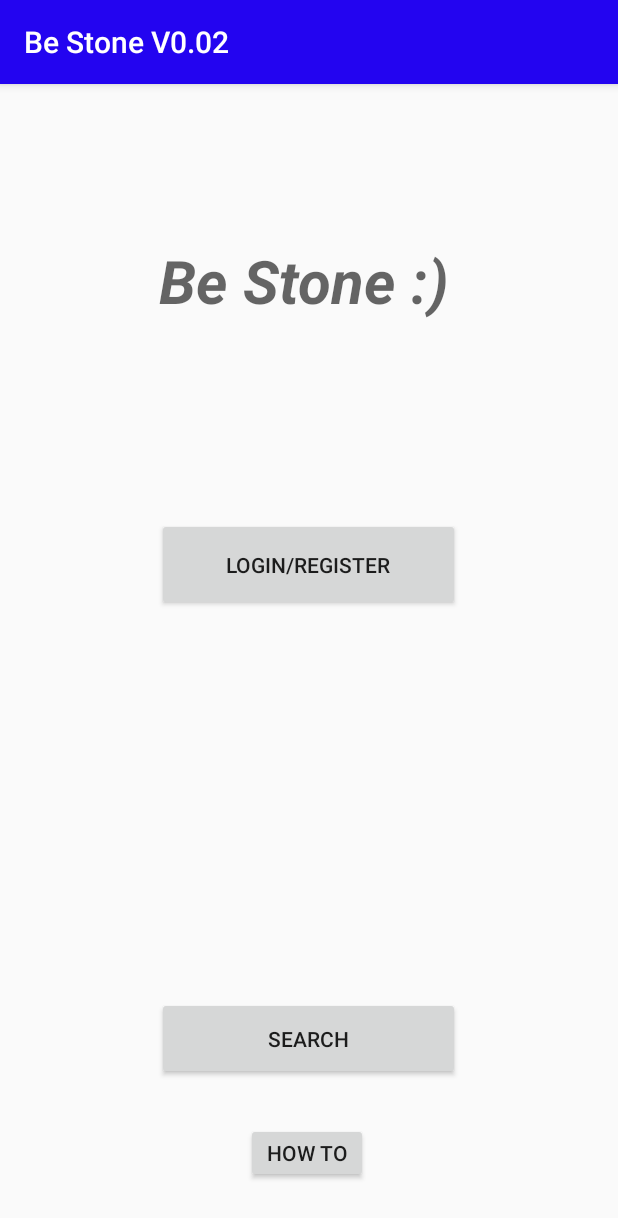
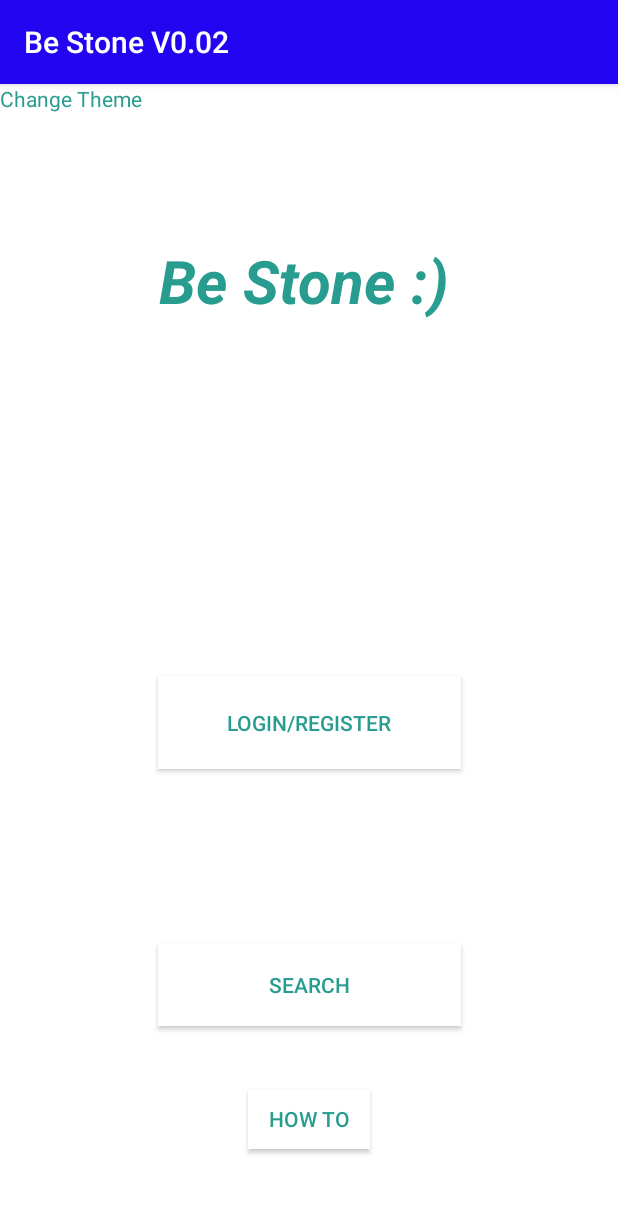
Before and after one commit to jonnybowen/BeStoneAlpha, an Android app: the screen it shows after launch (MainActivity), on a phone screen of 412 x 824 dp. Shown: the top 1218 px of the screen. Run offline under Robolectric (Android 15) with nearby library versions, the phone set to English and light mode, and no system bars; Roboto replaces fonts that are not available here.

Commit message:
Theme Select

```diff
--- a/app/src/main/java/com/example/bestonealpha/MainActivity.java
+++ b/app/src/main/java/com/example/bestonealpha/MainActivity.java
@@ -1,6 +1,7 @@
 package com.example.bestonealpha;
 
 import androidx.appcompat.app.AppCompatActivity;
+import androidx.appcompat.app.AppCompatDelegate;
 
 import android.view.Gravity;
 import android.view.LayoutInflater;
@@ -12,13 +13,37 @@ import android.content.Intent;
 import android.os.Bundle;
 import android.widget.LinearLayout;
 import android.widget.PopupWindow;
+import android.widget.TextView;
 
 public class MainActivity extends AppCompatActivity {
 
     @Override
     protected void onCreate(Bundle savedInstanceState) {
         super.onCreate(savedInstanceState);
+        if (AppCompatDelegate.getDefaultNightMode() == AppCompatDelegate.MODE_NIGHT_YES) {
+            setTheme(R.style.AppDarkTheme);
+        } else {
+            setTheme(R.style.AppLightTheme);
+        }
+
         setContentView(R.layout.activity_main);
+        setContentView(R.layout.activity_main);
+
+        TextView changeTheme = findViewById(R.id.changeTheme);
+        changeTheme.setOnClickListener(new View.OnClickListener() {
+            @Override
+            public void onClick(View v) {
+
+                if (AppCompatDelegate.getDefaultNightMode() == AppCompatDelegate.MODE_NIGHT_YES) {
+                    AppCompatDelegate.setDefaultNightMode(AppCompatDelegate.MODE_NIGHT_NO);
+                } else {
+                    AppCompatDelegate.setDefaultNightMode(AppCompatDelegate.MODE_NIGHT_YES);
+                }
+
+                finish();
+                startActivity(new Intent(MainActivity.this, MainActivity.this.getClass()));
+            }
+        });
 
         Button loginButton = findViewById(R.id.loginButton);
         loginButton.setOnClickListener(new View.OnClickListener() {
--- a/app/src/main/res/layout/activity_main.xml
+++ b/app/src/main/res/layout/activity_main.xml
@@ -4,6 +4,7 @@
     xmlns:tools="http://schemas.android.com/tools"
     android:layout_width="match_parent"
     android:layout_height="match_parent"
+    android:background="?attr/bgColor"
     tools:context=".MainActivity">
 
     <TextView
@@ -11,10 +12,13 @@
         android:layout_width="199dp"
         android:layout_height="73dp"
         android:layout_marginTop="104dp"
+        android:background="?attr/bgColor"
         android:text="Be Stone :)"
         android:textAppearance="@style/TextAppearance.AppCompat.Medium"
+        android:textColor="?attr/textColor"
         android:textSize="40sp"
         android:textStyle="bold|italic"
+        app:drawableTint="?attr/bgColor"
         app:fontFamily="@font/shadows_into_light"
         app:layout_constraintEnd_toEndOf="parent"
         app:layout_constraintHorizontal_bias="0.497"
@@ -31,20 +35,24 @@
         android:layout_marginEnd="8dp"
         android:layout_marginRight="8dp"
         android:layout_marginBottom="8dp"
+        android:background="?attr/bgColor"
         android:text="Login/register"
+        android:textColor="?attr/textColor"
         app:layout_constraintBottom_toTopOf="@+id/searchButton"
         app:layout_constraintEnd_toEndOf="parent"
-        app:layout_constraintHorizontal_bias="0.497"
+        app:layout_constraintHorizontal_bias="0.502"
         app:layout_constraintStart_toStartOf="parent"
         app:layout_constraintTop_toBottomOf="@+id/textView"
-        app:layout_constraintVertical_bias="0.0" />
+        app:layout_constraintVertical_bias="0.495" />
 
     <Button
         android:id="@+id/searchButton"
         android:layout_width="202dp"
         android:layout_height="55dp"
-        android:layout_marginBottom="104dp"
+        android:layout_marginBottom="140dp"
+        android:background="?attr/bgColor"
         android:text="Search"
+        android:textColor="?attr/textColor"
         app:layout_constraintBottom_toBottomOf="parent"
         app:layout_constraintEnd_toEndOf="@+id/loginButton"
         app:layout_constraintHorizontal_bias="0.0"
@@ -57,13 +65,23 @@
         android:layout_marginStart="164dp"
         android:layout_marginLeft="164dp"
         android:layout_marginBottom="16dp"
+        android:background="?attr/bgColor"
         android:text="How To"
+        android:textColor="?attr/textColor"
         app:layout_constraintBottom_toBottomOf="parent"
         app:layout_constraintEnd_toEndOf="parent"
-        app:layout_constraintHorizontal_bias="0.0"
+        app:layout_constraintHorizontal_bias="0.006"
         app:layout_constraintStart_toStartOf="parent"
-        app:layout_constraintTop_toBottomOf="@+id/searchButton"
-        app:layout_constraintVertical_bias="0.604" />
+        app:layout_constraintTop_toBottomOf="@+id/searchButton" />
+
+    <TextView
+        android:id="@+id/changeTheme"
+        android:layout_width="113dp"
+        android:layout_height="28dp"
+        android:text="Change Theme"
+        android:textColor="#279C8F"
+        tools:layout_editor_absoluteX="305dp"
+        tools:layout_editor_absoluteY="559dp" />
 
 
 </androidx.constraintlayout.widget.ConstraintLayout>
--- a/app/src/main/res/layout/activity_profile.xml
+++ b/app/src/main/res/layout/activity_profile.xml
@@ -4,6 +4,7 @@
     xmlns:tools="http://schemas.android.com/tools"
     android:layout_width="match_parent"
     android:layout_height="match_parent"
+    android:background="?attr/bgColor"
     tools:context=".profileActivity">
 
     <EditText
@@ -13,6 +14,7 @@
         android:ems="10"
         android:inputType="textPersonName"
         android:text="Name"
+        android:textColor="?attr/metaTextColor"
         tools:layout_editor_absoluteX="180dp"
         tools:layout_editor_absoluteY="41dp" />
 
@@ -23,6 +25,7 @@
         android:ems="10"
         android:inputType="textPersonName"
         android:text="Name"
+        android:textColor="?attr/metaTextColor"
         tools:layout_editor_absoluteX="179dp"
         tools:layout_editor_absoluteY="110dp" />
 
@@ -33,6 +36,7 @@
         android:ems="10"
         android:inputType="textPersonName"
         android:text="Name"
+        android:textColor="?attr/metaTextColor"
         tools:layout_editor_absoluteX="180dp"
         tools:layout_editor_absoluteY="174dp" />
 
@@ -43,6 +47,7 @@
         android:ems="10"
         android:inputType="textPersonName"
         android:text="Name"
+        android:textColor="?attr/metaTextColor"
         tools:layout_editor_absoluteX="180dp"
         tools:layout_editor_absoluteY="238dp" />
 </androidx.constraintlayout.widget.ConstraintLayout>
--- a/app/src/main/res/layout/activity_search.xml
+++ b/app/src/main/res/layout/activity_search.xml
@@ -5,7 +5,7 @@
     android:layout_width="match_parent"
     android:layout_height="match_parent"
     tools:context=".searchActivity"
-    android:background="@color/colorBackground">
+    android:background="?attr/bgColor">
 
     <SearchView
         android:id="@+id/searchEdit"
@@ -57,7 +57,9 @@
         android:layout_marginStart="12dp"
         android:layout_marginLeft="12dp"
         android:layout_marginTop="544dp"
+        android:background="?attr/bgColor"
         android:text="Register here!"
+        android:textColor="?attr/bgColor"
         app:layout_constraintStart_toStartOf="parent"
         app:layout_constraintTop_toTopOf="parent" />
 
--- a/app/src/main/res/layout/popup_window.xml
+++ b/app/src/main/res/layout/popup_window.xml
@@ -1,9 +1,8 @@
 <?xml version="1.0" encoding="utf-8"?>
-<RelativeLayout
-    xmlns:android="http://schemas.android.com/apk/res/android"
+<RelativeLayout xmlns:android="http://schemas.android.com/apk/res/android"
     android:layout_width="wrap_content"
     android:layout_height="wrap_content"
-    android:background="#62def8">
+    android:background="#279C8F">
 
     <TextView
         android:layout_width="221dp"
@@ -16,6 +15,7 @@
         android:layout_marginRight="30dp"
         android:layout_marginBottom="30dp"
         android:text="This app is used for finding or creating a study group for your academic needs! This app is free, but if you wish you can pay respected tutors for paid study sessions. To get started, search for a group or login."
+        android:textColor="@color/colorBackground"
         android:textSize="22sp" />
 
 </RelativeLayout>
--- /dev/null
+++ b/app/src/main/res/values/attrs.xml
@@ -0,0 +1,6 @@
+<?xml version="1.0" encoding="utf-8"?>
+<resources>
+    <attr name="bgColor" format="color"/>
+    <attr name="textColor" format="color"/>
+    <attr name="metaTextColor" format="color"/>
+</resources>
--- a/app/src/main/res/values/styles.xml
+++ b/app/src/main/res/values/styles.xml
@@ -7,5 +7,17 @@
         <item name="colorPrimaryDark">@color/colorPrimaryDark</item>
         <item name="colorAccent">@color/colorAccent</item>
     </style>
+    <style name="AppLightTheme" parent="AppTheme">
+        <!-- Customize your theme here. -->
+        <item name="bgColor">@color/colorBackground</item>
+        <item name="metaTextColor">#000000</item>
+        <item name="textColor">#279C8F</item>
+    </style>
+    <style name="AppDarkTheme" parent="AppTheme">
+        <!-- Customize your theme here. -->
+        <item name="bgColor">#3E3E3E</item>
+        <item name="metaTextColor">#FFFFFF</item>
+        <item name="textColor">#279C8F</item>
+    </style>
 
 </resources>
```
Also changed, not shown: app/src/main/java/com/example/bestonealpha/createStudyOpp.java (+8 -0 lines), app/src/main/java/com/example/bestonealpha/createStudyRequest.java (+8 -0 lines), app/src/main/java/com/example/bestonealpha/leaveFeedback.java (+8 -0 lines), app/src/main/java/com/example/bestonealpha/loginActivity.java (+8 -0 lines), app/src/main/java/com/example/bestonealpha/profileActivity.java (+8 -0 lines), app/src/main/java/com/example/bestonealpha/registerActivity.java (+8 -0 lines), app/src/main/java/com/example/bestonealpha/searchActivity.java (+7 -0 lines), app/src/main/res/layout/activity_create_study_opp.xml (+17 -13 lines), app/src/main/res/layout/activity_create_study_request.xml (+12 -8 lines), app/src/main/res/layout/activity_leave_feedback.xml (+7 -2 lines), app/src/main/res/layout/activity_login.xml (+16 -8 lines), app/src/main/res/layout/activity_register.xml (+13 -7 lines).
